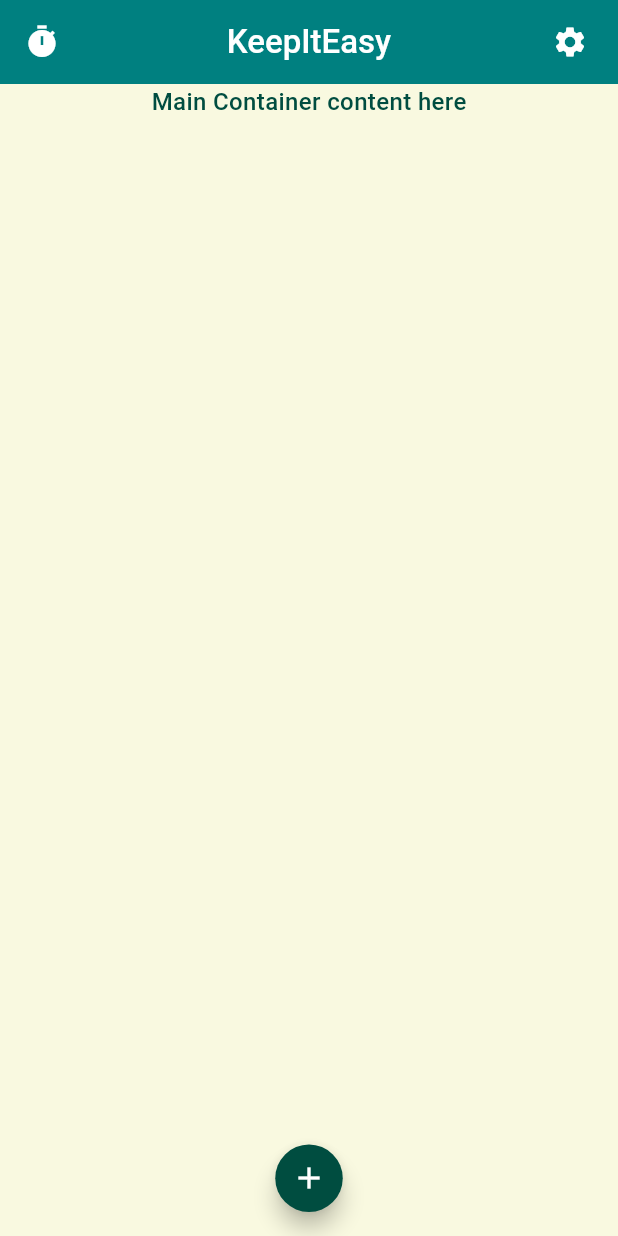
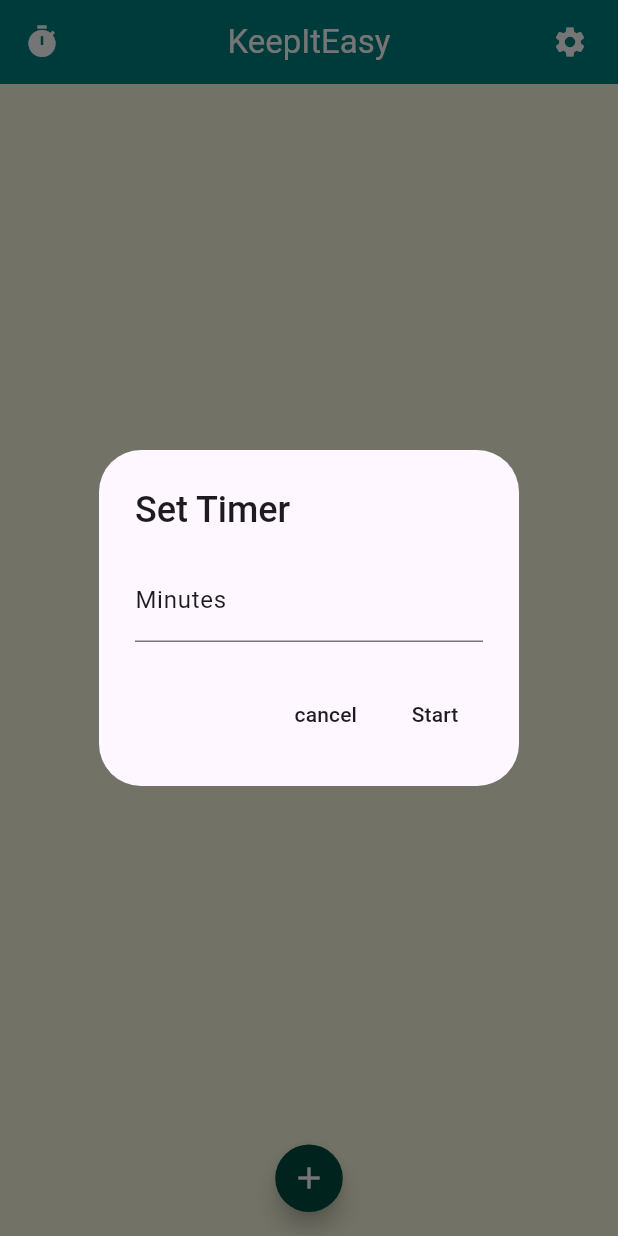
Before and after one commit to costasphot/KeepItEasy, a Flutter app: the screen it shows after launch, after a tap on the "timer" icon, on a phone screen of 412 x 824 dp. Run offline on Flutter 3.47's test engine with Material 3 defaults, Android fonts, the light colour scheme and no system bars.

Commit message:
Implemented timer feature

```diff
--- a/lib/language_data.dart
+++ b/lib/language_data.dart
@@ -31,6 +31,14 @@ class LanguageData { // TODO: Finish all these
       "chooseTheme": "",
       "chooseLanguage": "",
       "exitSettings": "",
+      "setTimer": "Set Timer",
+      "minutes": "Minutes",
+      "start": "Start",
+      "timerControl": "Timer Control",
+      "pauseTimer": "Pause Timer",
+      "resumeTimer": "Resume Timer",
+      "stopTimer": "Stop Timer",
+      "timerComplete": "Timer Complete",
       "addNote": "Add a note",
       "enterTitle": "Enter note title",
       "enterTitleHint": "My Diary",
@@ -52,6 +60,14 @@ class LanguageData { // TODO: Finish all these
       "chooseTheme": "",
       "chooseLanguage": "",
       "exitSettings": "",
+      "setTimer": "Timer setzen",
+      "minutes": "Minuten",
+      "start": "Start",
+      "timerControl": "Timer-Steuerung",
+      "pauseTimer": "Timer pausieren",
+      "resumeTimer": "Timer fortsetzen",
+      "stopTimer": "Timer stoppen",
+      "timerComplete": "Timer abgeschlossen",
       "addNote": "Fügen Sie eine Notiz hinzu",
       "enterTitle": "Geben Sie den Notiztitel ein",
       "enterTitleHint": "Mein Tagebuch",
@@ -73,6 +89,14 @@ class LanguageData { // TODO: Finish all these
       "chooseTheme": "",
       "chooseLanguage": "",
       "exitSettings": "",
+      "setTimer": "Définir le minuteur",
+      "minutes": "Minutes",
+      "start": "Démarrer",
+      "timerControl": "Contrôle du minuteur",
+      "pauseTimer": "Pause du minuteur",
+      "resumeTimer": "Reprendre le minuteur",
+      "stopTimer": "Arrêter le minuteur",
+      "timerComplete": "Minuteur terminé",
       "addNote": "Ajouter une note",
       "enterTitle": "Saisissez le titre de la note",
       "enterTitleHint": "Mon journal",
@@ -94,6 +118,14 @@ class LanguageData { // TODO: Finish all these
       "chooseTheme": "",
       "chooseLanguage": "",
       "exitSettings": "",
+      "setTimer": "Definir el minutero",
+      "minutes": "Minutos",
+      "start": "Iniciar",
+      "timerControl": "Control del minutero",
+      "pauseTimer": "Pausar el minutero",
+      "resumeTimer": "Reanudar el minutero",
+      "stopTimer": "Detener el minutero",
+      "timerComplete": "Minutero terminado",
       "addNote": "Añadir una nota",
       "enterTitle": "Ingrese el título de la nota",
       "enterTitleHint": "Mi Diario",
@@ -115,6 +147,14 @@ class LanguageData { // TODO: Finish all these
       "chooseTheme": "",
       "chooseLanguage": "",
       "exitSettings": "",
+      "setTimer": "Definisci il timer",
+      "minutes": "Minuti",
+      "start": "Inizia",
+      "timerControl": "Controllo del timer",
+      "pauseTimer": "Pausa del timer",
+      "resumeTimer": "Riprendi il timer",
+      "stopTimer": "Ferma il timer",
+      "timerComplete": "Timer completato",
       "addNote": "Aggiungi una nota",
       "enterTitle": "Inserisci il titolo della nota",
       "enterTitleHint": "Il mio diario",
@@ -136,6 +176,14 @@ class LanguageData { // TODO: Finish all these
       "chooseTheme": "",
       "chooseLanguage": "",
       "exitSettings": "",
+      "setTimer": "Ορίστε το χρονόμετρο",
+      "minutes": "Λεπτά",
+      "start": "Έναρξη",
+      "timerControl": "Έλεγχος χρονομέτρου",
+      "pauseTimer": "Παύση χρονομέτρου",
+      "resumeTimer": "Επανέναρξη χρονομέτρου",
+      "stopTimer": "Σταμάτησε το χρονόμετρο",
+      "timerComplete": "Χρονόμετρο ολοκληρώθηκε",
       "addNote": "Προσθέστε μία σημείωση",
       "enterTitle": "Επιλέξτε έναν τίτλο",
       "enterTitleHint": "Το ημερολόγιό μου",
@@ -157,6 +205,14 @@ class LanguageData { // TODO: Finish all these
       "chooseTheme": "",
       "chooseLanguage": "",
       "exitSettings": "",
+      "setTimer": "Definiți timerul",
+      "minutes": "Minute",
+      "start": "Începe",
+      "timerControl": "Control timer",
+      "pauseTimer": "Pauză timer",
+      "resumeTimer": "Reporniți timerul",
+      "stopTimer": "Opriți timerul",
+      "timerComplete": "Timerul s-a încheiat",
       "addNote": "Adaugă notiță",
       "enterTitle": "Introdu Titlul notiței",
       "enterTitleHint": "Jurnalul meu",
@@ -178,6 +234,14 @@ class LanguageData { // TODO: Finish all these
       "chooseTheme": "",
       "chooseLanguage": "",
       "exitSettings": "",
+      "setTimer": "设置计时器",
+      "minutes": "分钟",
+      "start": "开始",
+      "timerControl": "计时器控制",
+      "pauseTimer": "暂停计时器",
+      "resumeTimer": "恢复计时器",
+      "stopTimer": "停止计时器",
+      "timerComplete": "计时器完成",
       "addNote": "添加注释",
       "enterTitle": "输入笔记标题",
       "enterTitleHint": "我的日记",
@@ -198,6 +262,14 @@ class LanguageData { // TODO: Finish all these
       "chooseTheme": "",
       "chooseLanguage": "",
       "exitSettings": "",
+      "setTimer": "タイマーを設定する",
+      "minutes": "分",
+      "start": "開始",
+      "timerControl": "タイマーの制御",
+      "pauseTimer": "タイマーを一時停止する",
+      "resumeTimer": "タイマーを再開する",
+      "stopTimer": "タイマーを停止する",
+      "timerComplete": "タイマーが完了しました",
       "addNote": "メモを追加する",
       "enterTitle": "メモのタイトルを入力してください",
       "enterTitleHint": "私の日記",
@@ -219,6 +291,14 @@ class LanguageData { // TODO: Finish all these
       "chooseTheme": "",
       "chooseLanguage": "",
       "exitSettings": "",
+      "setTimer": "타이머 설정",
+      "minutes": "분",
+      "start": "시작",
+      "timerControl": "타이머 제어",
+      "pauseTimer": "타이머 일시 중지",
+      "resumeTimer": "타이머 재개",
+      "stopTimer": "타이머 중지",
+      "timerComplete": "타이머 완료",
       "addNote": "메모 추가",
       "enterTitle": "메모 제목 입력",
       "enterTitleHint": "나의 일기",
--- a/lib/main.dart
+++ b/lib/main.dart
@@ -8,6 +8,7 @@ import "package:keepitez/notes_functionality.dart";
 import "package:keepitez/settings_functionality.dart";
 import "package:keepitez/global_settings.dart";
 import "package:keepitez/language_data.dart";
+import "package:keepitez/timer_functionality.dart";
 
 void main() {
   WidgetsFlutterBinding.ensureInitialized();
@@ -42,12 +43,52 @@ class _KeepItEzState extends State<KeepItEz> {
         foregroundColor: const Color.fromRGBO(255, 255, 255, 1),
         leading: IconButton(
           onPressed: () {
-            // Add timer functionality
+            TimerFunctionality().showTimerDialog(context);
           },
           tooltip: LanguageData.getText("timer"),
           icon: const Icon(Icons.timer),
         ),
-        title: const Text("KeepItEasy", style: TextStyle(fontWeight: FontWeight.w500)),
+        title: Stack(
+          alignment: Alignment.center,
+          children: [
+            // Centered title
+            const Text(
+              "KeepItEasy",
+              textAlign: TextAlign.center,
+            ),
+            // Timer display aligned to the left
+            Align(
+              alignment: Alignment.centerLeft,
+              child: ValueListenableBuilder<String>(
+                valueListenable: TimerFunctionality.timerDisplay,
+                builder: (context, value, child) {
+                  return value.isNotEmpty
+                      ? GestureDetector(
+                          onTap: () {
+                            TimerFunctionality().showTimerControlDialog(context);
+                          },
+                          child: Container(
+                            padding: const EdgeInsets.symmetric(horizontal: 8, vertical: 4),
+                            decoration: BoxDecoration(
+                              color: Theme.of(context).colorScheme.primaryContainer,
+                              borderRadius: BorderRadius.circular(4),
+                            ),
+                            child: Text(
+                              value,
+                              style: TextStyle(
+                                fontSize: 16,
+                                fontWeight: FontWeight.bold,
+                                color: Theme.of(context).colorScheme.onPrimaryContainer,
+                              ),
+                            ),
+                          ),
+                        )
+                      : const SizedBox.shrink();
+                },
+              ),
+            ),
+          ],
+        ),
         centerTitle: true,
         actions: [
           Padding(
@@ -104,18 +145,6 @@ class _KeepItEzState extends State<KeepItEz> {
         height: double.infinity,
         width: double.infinity,
         color: const Color.fromRGBO(249, 249, 224, 1), // Soft Cream
-        child: const Column( // REMOVE COLUMN HERE AFTER I'M DONE
-          children: [
-            Text(
-              "Main Container content here",
-              style: TextStyle(
-                color: Color.fromRGBO(0, 77, 64, 1),
-                fontSize: 16,
-                fontWeight: FontWeight.w500,
-              ),
-            ),
-          ],
-        ),
       ),
       floatingActionButtonLocation: FloatingActionButtonLocation.centerFloat,
       floatingActionButton: SizedBox(
--- /dev/null
+++ b/lib/timer_functionality.dart
@@ -0,0 +1,206 @@
+import 'package:flutter/material.dart';
+import 'package:keepitez/language_data.dart';
+import 'package:keepitez/global_settings.dart';
+import 'dart:async';
+
+class TimerFunctionality {
+  static Timer? _timer;
+  static int _remainingSeconds = 0;
+  static final ValueNotifier<String> timerDisplay = ValueNotifier<String>('');
+  static bool _isPaused = false;
+
+  void showTimerControlDialog(BuildContext context) {
+    showDialog(
+      context: context,
+      builder: (BuildContext context) {
+        return AlertDialog(
+          backgroundColor: GlobalSettings.themeData.dialogBackgroundColor,
+          title: Text(
+            LanguageData.getText('timerControl'),
+            style: TextStyle(
+              color: GlobalSettings.themeData.textTheme.titleLarge?.color,
+              fontWeight: FontWeight.w500,
+            ),
+          ),
+          content: Column(
+            mainAxisSize: MainAxisSize.min,
+            children: [
+              ListTile(
+                leading: Icon(
+                  _isPaused ? Icons.play_arrow : Icons.pause,
+                  color: GlobalSettings.themeData.textTheme.bodyMedium?.color,
+                ),
+                title: Text(
+                  _isPaused
+                    ? LanguageData.getText('resumeTimer')
+                    : LanguageData.getText('pauseTimer'),
+                  style: TextStyle(
+                    color: GlobalSettings.themeData.textTheme.bodyMedium?.color,
+                  ),
+                ),
+                onTap: () {
+                  Navigator.of(context).pop();
+                  _togglePause();
+                },
+              ),
+              ListTile(
+                leading: Icon(
+                  Icons.stop,
+                  color: GlobalSettings.themeData.textTheme.bodyMedium?.color,
+                ),
+                title: Text(
+                  LanguageData.getText('stopTimer'),
+                  style: TextStyle(
+                    color: GlobalSettings.themeData.textTheme.bodyMedium?.color,
+                  ),
+                ),
+                onTap: () {
+                  Navigator.of(context).pop();
+                  cancelTimer();
+                },
+              ),
+            ],
+          ),
+        );
+      },
+    );
+  }
+
+  void _togglePause() {
+    if (_isPaused) {
+      // Resume timer
+      _isPaused = false;
+      startTimer(null, _remainingSeconds ~/ 60, resuming: true);
+    } else {
+      // Pause timer
+      _isPaused = true;
+      _timer?.cancel();
+    }
+  }
+
+  void startTimer(BuildContext? context, int minutes, {bool resuming = false}) {
+    if (!resuming) {
+      _remainingSeconds = minutes * 60;
+      _isPaused = false;
+    }
+    _updateTimerDisplay();
+
+    _timer?.cancel();
+    _timer = Timer.periodic(const Duration(seconds: 1), (timer) {
+      if (_remainingSeconds > 0) {
+        _remainingSeconds--;
+        _updateTimerDisplay();
+      } else {
+        timer.cancel();
+        _isPaused = false;
+        timerDisplay.value = '';
+        if (context?.mounted ?? false) {
+          showDialog(
+            context: context!,
+            builder: (BuildContext context) {
+              return AlertDialog(
+                backgroundColor: GlobalSettings.themeData.dialogBackgroundColor,
+                title: Text(
+                  LanguageData.getText('timerComplete'),
+                  style: TextStyle(
+                    color: GlobalSettings.themeData.textTheme.titleLarge?.color,
+                    fontWeight: FontWeight.w500,
+                  ),
+                ),
+                actions: [
+                  TextButton(
+                    onPressed: () {
+                      Navigator.of(context).pop();
+                    },
+                    child: Text(
+                      'OK',
+                      style: TextStyle(
+                        color: GlobalSettings.themeData.textTheme.bodyMedium?.color,
+                      ),
+                    ),
+                  ),
+                ],
+              );
+            },
+          );
+        }
+      }
+    });
+  }
+
+  void _updateTimerDisplay() {
+    int minutes = _remainingSeconds ~/ 60;
+    int seconds = _remainingSeconds % 60;
+    timerDisplay.value = '${minutes.toString().padLeft(2, '0')}:${seconds.toString().padLeft(2, '0')}';
+  }
+
+  static void cancelTimer() {
+    _timer?.cancel();
+    timerDisplay.value = '';
+    _isPaused = false;
+  }
+
+  void showTimerDialog(BuildContext context) {
+    int minutes = 0;
+
+    showDialog(
+      context: context,
+      builder: (BuildContext context) {
+        return AlertDialog(
+          backgroundColor: GlobalSettings.themeData.dialogBackgroundColor,
+          title: Text(
+            LanguageData.getText('setTimer'),
+            style: TextStyle(
+              color: GlobalSettings.themeData.textTheme.titleLarge?.color,
+              fontWeight: FontWeight.w500,
+            ),
+          ),
+          content: Column(
+            mainAxisSize: MainAxisSize.min,
+            children: [
+              TextField(
+                keyboardType: TextInputType.number,
+                decoration: InputDecoration(
+                  labelText: LanguageData.getText('minutes'),
+                  labelStyle: TextStyle(
+                    color: GlobalSettings.themeData.textTheme.bodyMedium?.color,
+                  ),
+                ),
+                onChanged: (value) {
+                  minutes = int.tryParse(value) ?? 0;
+                },
+              ),
+            ],
+          ),
+          actions: [
+            TextButton(
+              onPressed: () {
+                Navigator.of(context).pop();
+              },
+              child: Text(
+                LanguageData.getText('cancel'),
+                style: TextStyle(
+                  color: GlobalSettings.themeData.textTheme.bodyMedium?.color,
+                ),
+              ),
+            ),
+            TextButton(
+              onPressed: () {
+                if (minutes > 0) {
+                  startTimer(context, minutes);
+                }
+                Navigator.of(context).pop();
+              },
+              child: Text(
+                LanguageData.getText('start'),
+                style: TextStyle(
+                  color: GlobalSettings.themeData.textTheme.bodyMedium?.color,
+                ),
+              ),
+            ),
+          ],
+        );
+      },
+    );
+  }
+}
```
Also changed, not shown: 1 other file.
